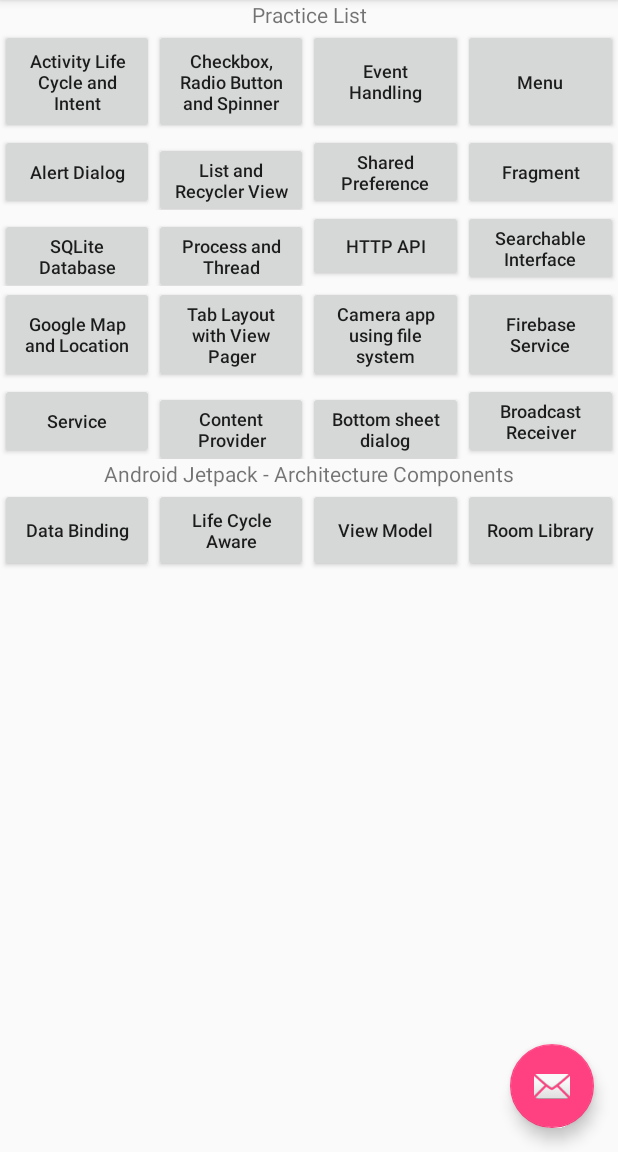
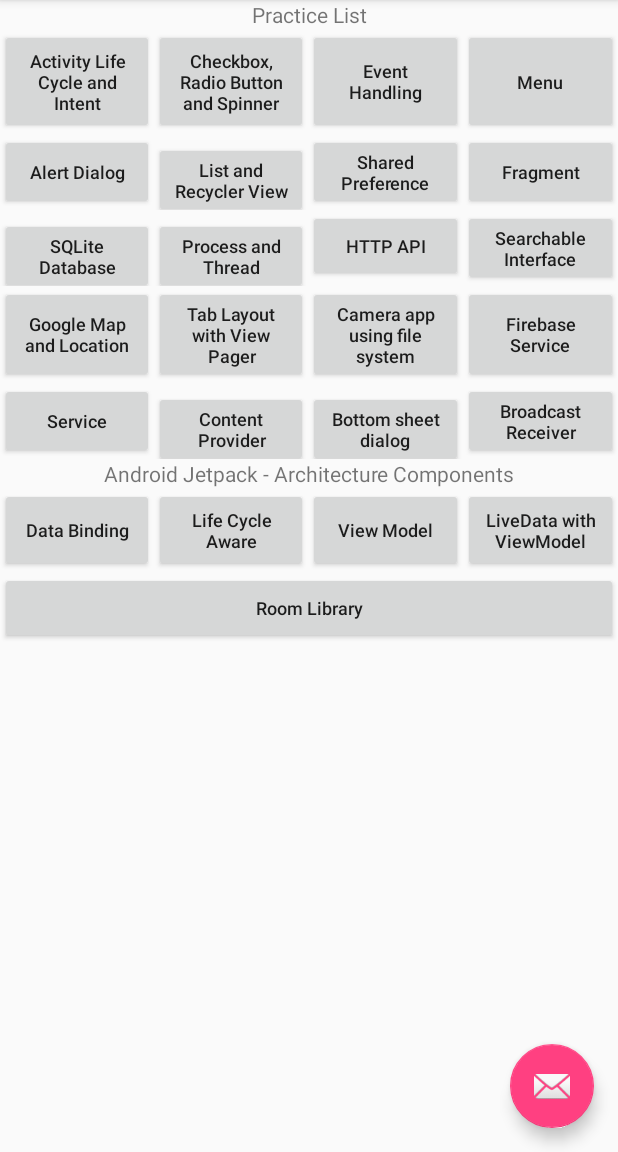
Before and after one commit to almasud/Android-Fundamentals, an Android app: the screen it shows after launch (MainActivity), on a phone screen of 412 x 824 dp, the part 84-1236 px from its top. Run offline under Robolectric (Android 15) with nearby library versions, the phone set to English and light mode, and no system bars; our stand-ins replace Firebase (no records; nobody signed in at launch, a user with empty details on screens opened directly).

Commit message:
LiveData with ViewModel of Android Architecture Components.

```diff
--- a/app/src/main/AndroidManifest.xml
+++ b/app/src/main/AndroidManifest.xml
@@ -20,7 +20,8 @@
         android:roundIcon="@mipmap/ic_launcher_round"
         android:supportsRtl="true"
         android:theme="@style/AppTheme">
-        <activity android:name=".view_model.DataViewModelActivity"></activity>
+        <activity android:name=".live_data.LiveDataActivity"></activity>
+        <activity android:name=".view_model.DataViewModelActivity" />
         <activity android:name=".life_cycle_aware.LifeCycleAwareActivity" />
         <activity android:name=".room_library.RoomLibraryActivity" />
         <activity android:name=".data_binding.DataBindingActivity" />
--- a/app/src/main/java/com/example/almasud/fundamental/view_model/DataViewModel.java
+++ b/app/src/main/java/com/example/almasud/fundamental/view_model/DataViewModel.java
@@ -12,7 +12,7 @@
 
     public String getRandNumber() {
         if (randNumber == null) {
-            randNumber = "Number is: " + (new Random().nextInt(11) + 1);
+            randNumber = "Number is: " + (new Random().nextInt(10) + 1);
             Log.i(TAG, "Create new random number");
         }
         Log.i(TAG, "Get random number");
--- a/app/src/main/res/layout/content_main.xml
+++ b/app/src/main/res/layout/content_main.xml
@@ -290,6 +290,22 @@
                 android:layout_width="0dp"
                 android:layout_height="match_parent"
                 android:layout_weight="1"
+                android:text="LiveData with ViewModel"
+                android:textAllCaps="false"
+                android:textSize="12sp"
+                android:onClick="activityLiveData"/>
+
+        </LinearLayout>
+
+        <LinearLayout
+            android:layout_width="match_parent"
+            android:layout_height="wrap_content"
+            android:orientation="horizontal">
+
+            <Button
+                android:layout_width="0dp"
+                android:layout_height="match_parent"
+                android:layout_weight="1"
                 android:text="Room Library"
                 android:textAllCaps="false"
                 android:textSize="12sp"
```
Also changed, not shown: app/src/main/java/com/example/almasud/fundamental/MainActivity.java (+11 -5 lines), app/src/main/java/com/example/almasud/fundamental/live_data/LiveDataActivity.java (added, +57 -0 lines), app/src/main/java/com/example/almasud/fundamental/live_data/LiveDataViewModel.java (added, +33 -0 lines), app/src/main/res/layout/activity_live_data.xml (added, +30 -0 lines).
